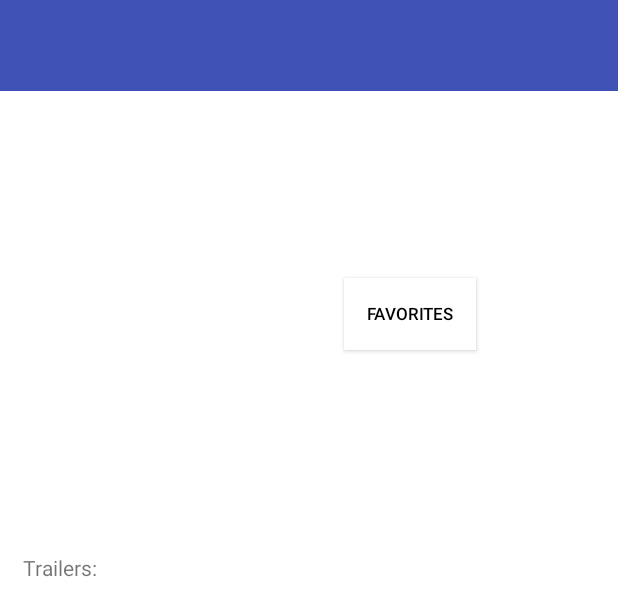
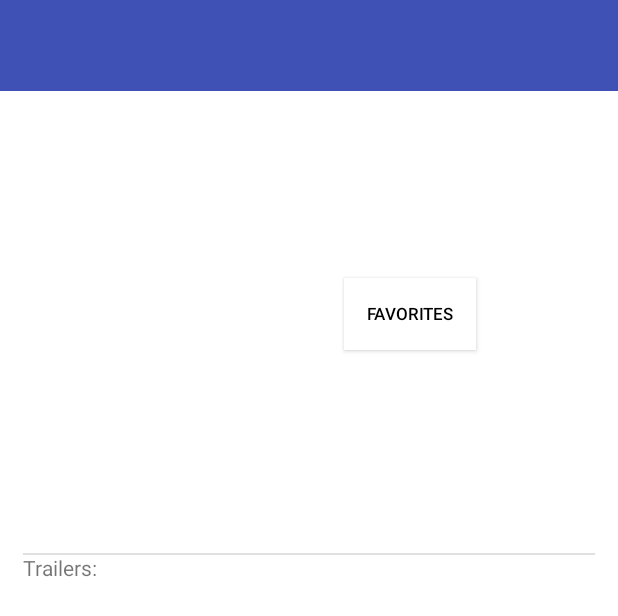
Before and after one commit to ElIkone/moviesDatabase, an Android app: the layout media_delegate.xml on its own in the app's theme, with its tools: preview values and no code run, on a phone screen of 412 x 824 dp. Shown: the top 616 px of the screen. Run offline under Robolectric (Android 15) with nearby library versions, the phone set to English and light mode, and no system bars; network calls fail.

Commit message:
Fix: Add view into movie video layout

```diff
--- a/app/src/main/res/layout/media_delegate.xml
+++ b/app/src/main/res/layout/media_delegate.xml
@@ -110,6 +110,7 @@
             android:layout_below="@+id/textView2"
             android:layout_alignStart="@+id/textView2"
             android:layout_marginTop="26dp" />
+
         <FrameLayout
             android:id="@+id/frame_layout_text"
             android:layout_width="match_parent"
@@ -120,6 +121,8 @@
             android:layout_marginEnd="0dp"
             android:layout_marginLeft="15dp"
             >
+            <View style="@style/Divider"/>
+
             <LinearLayout
                 android:layout_width="match_parent"
                 android:layout_height="wrap_content">
```
